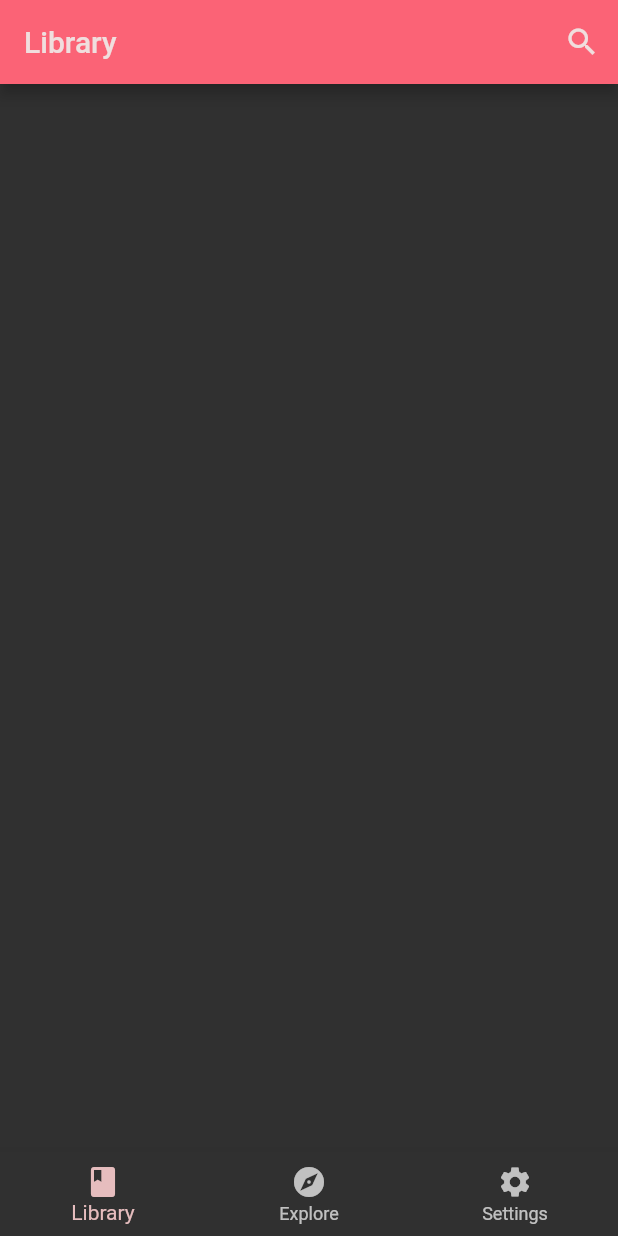
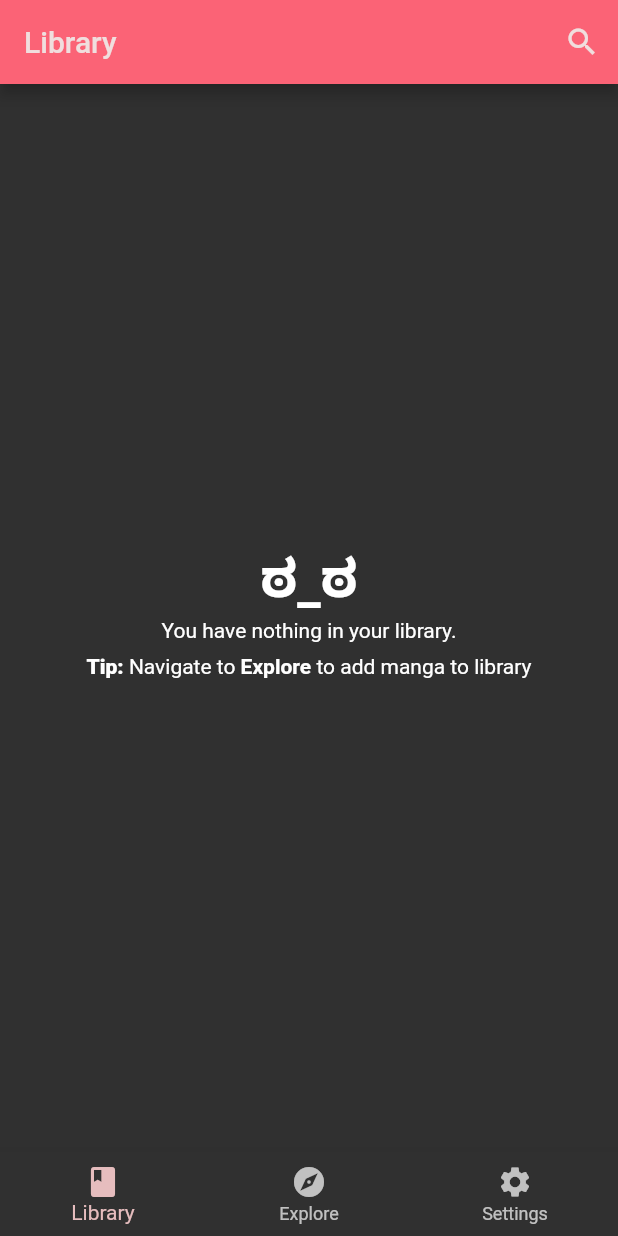
Before and after one commit to SupremeDeity/Himotoku, a Flutter app: the screen it shows after launch, on a phone screen of 412 x 824 dp. Run offline on Flutter 3.47's test engine with Material 2 defaults, Android fonts, the phone set to English and light mode, and no system bars; our stand-ins replace auto_route, cached_network_image, infinite_scroll_pagination, isar; accounts and stored records are empty; generated files the repository leaves out were written again.

Commit message:
Implemented library and more

```diff
--- a/lib/Data/Chapter.dart
+++ /dev/null
@@ -1,17 +0,0 @@
-import 'package:hive_flutter/adapters.dart';
-
-part "Chapter.g.dart";
-
-@HiveType(typeId: 1)
-class Chapter {
-  Chapter(this.name, this.link);
-
-  @HiveField(0)
-  String name;
-
-  @HiveField(1)
-  String link;
-
-  @HiveField(2)
-  bool isRead = false;
-}
--- a/lib/Data/Manga.dart
+++ b/lib/Data/Manga.dart
@@ -1,10 +1,9 @@
-import 'package:hive/hive.dart';
-import 'package:yomu/Data/Chapter.dart';
+import 'package:isar/isar.dart';
 import 'package:yomu/Extensions/extension.dart';
 
 part 'Manga.g.dart';
 
-@HiveType(typeId: 0)
+@Collection()
 class Manga {
   Manga({
     required this.extensionSource,
@@ -13,58 +12,76 @@ class Manga {
     required this.mangaLink,
   });
 
+  /// Required id by IsarDB
+  Id? id;
+
   /// Source of Manga
-  @HiveField(0)
+  @Index()
   final String extensionSource;
 
+  @Index()
+  bool inLibrary = false;
+
   /// Image link to cover image.
-  @HiveField(1)
   final String mangaCover;
 
   /// Title of manga.
-  @HiveField(2)
+  @Index(composite: [CompositeIndex('extensionSource')])
   final String mangaName;
 
   /// Link to main page of manga.
-  @HiveField(3)
   final String mangaLink;
 
   /// Author of manga
-  @HiveField(4)
   String authorName = "Unknown";
 
   /// Studio of manga
-  @HiveField(5)
   String mangaStudio = "Unknown";
 
   /// Status of manga
-  @HiveField(6)
   String status = "Unknown";
 
   /// Read chapters
-  @HiveField(7)
   List<Chapter> chapters = [];
 
-  @HiveField(8)
   String synopsis = "";
 
+  @Ignore()
   set setChapters(List<Chapter> updatedChapters) {
     chapters.addAll(updatedChapters);
   }
 
+  @Ignore()
   set setStatus(String updatedStatus) {
     status = updatedStatus;
   }
 
+  @Ignore()
   set setAuthorName(String updatedAuthorName) {
     authorName = updatedAuthorName;
   }
 
+  @Ignore()
   set setMangaStudio(String updatedStudio) {
     mangaStudio = updatedStudio;
   }
 
+  @Ignore()
   set setSynopsis(String updatedSynopsis) {
     synopsis = updatedSynopsis;
   }
+
+  @Ignore()
+  set setInLibrary(bool updatedInLibrary) {
+    inLibrary = updatedInLibrary;
+  }
 }
+
+@Embedded()
+class Chapter {
+  String? name;
+
+  String? link;
+
+  bool isRead = false;
+}
--- a/lib/Extensions/extension.dart
+++ b/lib/Extensions/extension.dart
@@ -1,4 +1,5 @@
 // Parent class for all "Extensions"
+import 'package:isar/isar.dart';
 import 'package:yomu/Data/Manga.dart';
 
 abstract class Extension {
--- a/lib/Pages/library.dart
+++ b/lib/Pages/library.dart
@@ -1,10 +1,42 @@
+import 'dart:math';
+
 import 'package:flutter/material.dart';
+import 'package:isar/isar.dart';
 import 'package:yomu/Data/Manga.dart';
 import 'package:yomu/Widgets/BottomNavBar.dart';
 import 'package:yomu/Widgets/Library/ComfortableTile.dart';
+import 'package:yomu/Widgets/Library/MangaGridView.dart';
 
-class Library extends StatelessWidget {
+class Library extends StatefulWidget {
   const Library({Key? key}) : super(key: key);
+
+  @override
+  _LibraryState createState() => _LibraryState();
+}
+
+class _LibraryState extends State<Library> {
+  List<Manga> mangaInLibrary = [];
+  var isarInstance = Isar.getInstance('mangaInstance');
+
+  getLibrary() async {
+    var library =
+        await isarInstance!.mangas.where().inLibraryEqualTo(true).findAll();
+
+    setState(() {
+      mangaInLibrary = library;
+    });
+  }
+
+  @override
+  void initState() {
+    getLibrary();
+    Stream<void> instanceChanged = isarInstance!.mangas.watchLazy();
+    instanceChanged.listen((event) {
+      getLibrary();
+    });
+
+    super.initState();
+  }
 
   @override
   Widget build(BuildContext context) {
@@ -20,15 +52,48 @@ class Library extends StatelessWidget {
         automaticallyImplyLeading: false,
       ),
       bottomNavigationBar: const BottomNavBar(0),
-      body: GridView.count(
-        crossAxisCount: 2,
-        children: List.generate(10, (index) {
-          return const Padding(
-            padding: EdgeInsets.all(8.0),
-            // child: ComfortableTile(Manga("", "", "")),
-          );
-        }),
-      ),
+      body: mangaInLibrary.isNotEmpty
+          ? GridView.builder(
+              itemCount: mangaInLibrary.length,
+              gridDelegate: const SliverGridDelegateWithFixedCrossAxisCount(
+                  crossAxisCount: 2, crossAxisSpacing: 4, mainAxisSpacing: 4),
+              itemBuilder: (context, index) {
+                return ComfortableTile(mangaInLibrary[index]);
+              },
+            )
+          : Center(
+              child: Column(
+                mainAxisAlignment: MainAxisAlignment.center,
+                children: [
+                  Text(
+                      ["(ﾉಥ益ಥ）ﾉ ┻━┻", "ಠ_ಠ", "¯\\_(ツ)_/¯"]
+                          .elementAt(Random().nextInt(3)),
+                      style: const TextStyle(
+                          fontSize: 35, fontWeight: FontWeight.bold)),
+                  const Text("You have nothing in your library."),
+                  const Padding(
+                    padding: EdgeInsets.all(8.0),
+                    child: Text.rich(
+                      TextSpan(children: [
+                        TextSpan(
+                            text: "Tip: ",
+                            style: TextStyle(fontWeight: FontWeight.w800)),
+                        TextSpan(
+                          text: "Navigate to ",
+                        ),
+                        TextSpan(
+                          text: "Explore",
+                          style: TextStyle(fontWeight: FontWeight.w600),
+                        ),
+                        TextSpan(
+                          text: " to add manga to library",
+                        )
+                      ]),
+                    ),
+                  ),
+                ],
+              ),
+            ),
     );
   }
 }
--- a/lib/Widgets/Library/ChapterListView.dart
+++ b/lib/Widgets/Library/ChapterListView.dart
@@ -47,7 +47,7 @@ class _ChapterListViewState extends State<ChapterListView> {
       //TODO: FIX THIS LOL
       final newItems = await ExtensionsMap[widget.manga.extensionSource]!
           .getChapterPageList(
-              widget.manga.chapters[widget.chapterIndex].link, pageKey);
+              widget.manga.chapters[widget.chapterIndex].link!, pageKey);
       _pagingController.appendLastPage(newItems);
     } catch (error) {
       _pagingController.error = error;
```
Also changed, not shown: lib/Extensions/asura.dart (+26 -7 lines), lib/Extensions/manganato.dart (+29 -7 lines), lib/Pages/manga_view.dart (+59 -34 lines), lib/main.dart (+9 -12 lines), pubspec.yaml (+4 -3 lines), lib/Data/Chapter.g.dart (deleted), lib/Data/Manga.g.dart, pubspec.lock.
